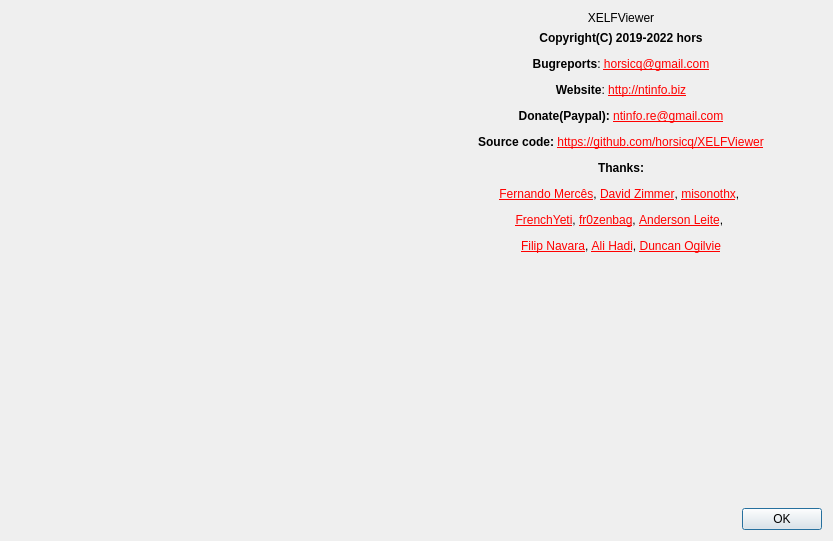
This is gui_source/dialogabout.ui in horsicq/XELFViewer as Qt 5 draws it before an edit. The edited form follows.
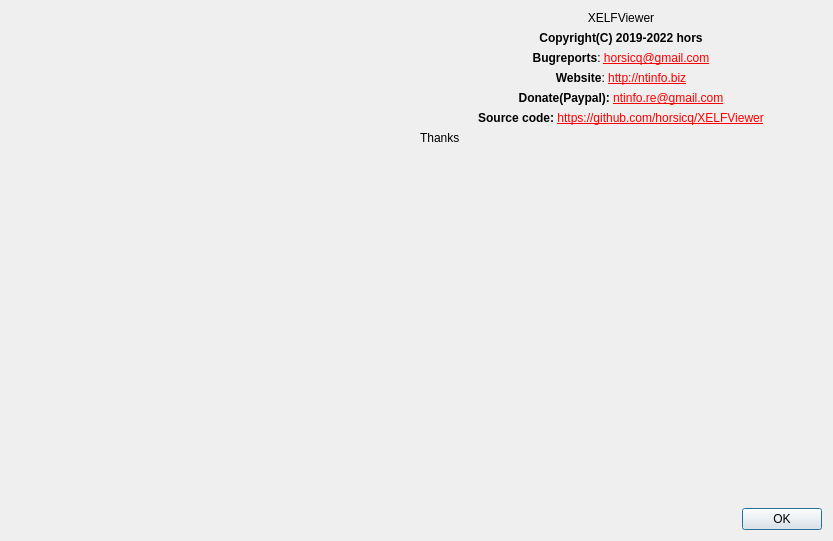
This is the edited form. Icons and pictures are not drawn.

```diff
--- a/gui_source/dialogabout.ui
+++ b/gui_source/dialogabout.ui
@@ -56,7 +56,57 @@
        <item>
         <widget class="QLabel" name="labelInfo">
          <property name="text">
-          <string notr="true">&lt;html&gt;&lt;head/&gt;&lt;body&gt;&lt;p align=&quot;center&quot;&gt;&lt;span style=&quot; font-weight:600;&quot;&gt;Copyright(C) 2019-2022 hors&lt;/span&gt;&lt;/p&gt;&lt;p align=&quot;center&quot;&gt;&lt;span style=&quot; font-weight:600;&quot;&gt;Bugreports&lt;/span&gt;: &lt;a href=&quot;mailto:horsicq@gmail.com&quot;&gt;&lt;span style=&quot; text-decoration: underline; color:#ff0000;&quot;&gt;horsicq@gmail.com&lt;/span&gt;&lt;/a&gt;&lt;/p&gt;&lt;p align=&quot;center&quot;&gt;&lt;span style=&quot; font-weight:600;&quot;&gt;Website&lt;/span&gt;: &lt;a href=&quot;http://ntinfo.biz&quot;&gt;&lt;span style=&quot; text-decoration: underline; color:#ff0000;&quot;&gt;http://ntinfo.biz&lt;/span&gt;&lt;/a&gt;&lt;/p&gt;&lt;p align=&quot;center&quot;&gt;&lt;span style=&quot; font-weight:600;&quot;&gt;Donate(Paypal): &lt;/span&gt;&lt;a href=&quot;mailto:ntinfo.re@gmail.com&quot;&gt;&lt;span style=&quot; text-decoration: underline; color:#ff0000;&quot;&gt;ntinfo.re@gmail.com&lt;/span&gt;&lt;/a&gt;&lt;/p&gt;&lt;p align=&quot;center&quot;&gt;&lt;span style=&quot; font-weight:600;&quot;&gt;Source code: &lt;/span&gt;&lt;a href=&quot;https://github.com/horsicq/XELFViewer&quot;&gt;&lt;span style=&quot; text-decoration: underline; color:#ff0000;&quot;&gt;https://github.com/horsicq/XELFViewer&lt;/span&gt;&lt;/a&gt;&lt;/p&gt;&lt;p align=&quot;center&quot;&gt;&lt;span style=&quot; font-weight:600;&quot;&gt;Thanks:&lt;/span&gt;&lt;/p&gt;&lt;p align=&quot;center&quot;&gt;&lt;a href=&quot;https://www.mentebinaria.com.br/&quot;&gt;&lt;span style=&quot; text-decoration: underline; color:#ff0000;&quot;&gt;Fernando Mercês&lt;/span&gt;&lt;/a&gt;, &lt;a href=&quot;http://sandsprite.com/&quot;&gt;&lt;span style=&quot; text-decoration: underline; color:#ff0000;&quot;&gt;David Zimmer&lt;/span&gt;&lt;/a&gt;, &lt;a href=&quot;https://github.com/miso-xyz&quot;&gt;&lt;span style=&quot; text-decoration: underline; color:#ff0000;&quot;&gt;misonothx&lt;/span&gt;&lt;/a&gt;, &lt;/p&gt;&lt;p align=&quot;center&quot;&gt;&lt;a href=&quot;https://twitter.com/frenchyeti&quot;&gt;&lt;span style=&quot; text-decoration: underline; color:#ff0000;&quot;&gt;FrenchYeti&lt;/span&gt;&lt;/a&gt;, &lt;a href=&quot;https://github.com/fr0zenbag&quot;&gt;&lt;span style=&quot; text-decoration: underline; color:#ff0000;&quot;&gt;fr0zenbag&lt;/span&gt;&lt;/a&gt;, &lt;a href=&quot;https://github.com/AandersonL&quot;&gt;&lt;span style=&quot; text-decoration: underline; color:#ff0000;&quot;&gt;Anderson Leite&lt;/span&gt;&lt;/a&gt;, &lt;/p&gt;&lt;p align=&quot;center&quot;&gt;&lt;a href=&quot;https://github.com/filipnavara&quot;&gt;&lt;span style=&quot; text-decoration: underline; color:#ff0000;&quot;&gt;Filip Navara&lt;/span&gt;&lt;/a&gt;, &lt;a href=&quot;https://www.ashemery.com/&quot;&gt;&lt;span style=&quot; text-decoration: underline; color:#ff0000;&quot;&gt;Ali Hadi&lt;/span&gt;&lt;/a&gt;, &lt;a href=&quot;http://mrexodia.re/&quot;&gt;&lt;span style=&quot; text-decoration: underline; color:#ff0000;&quot;&gt;Duncan Ogilvie&lt;/span&gt;&lt;/a&gt;&lt;/p&gt;&lt;/body&gt;&lt;/html&gt;</string>
+          <string notr="true">&lt;html&gt;&lt;head/&gt;&lt;body&gt;&lt;p&gt;&lt;span style=&quot; font-weight:700;&quot;&gt;Copyright(C) 2019-2022 hors&lt;/span&gt;&lt;/p&gt;&lt;/body&gt;&lt;/html&gt;</string>
+         </property>
+         <property name="alignment">
+          <set>Qt::AlignCenter</set>
+         </property>
+        </widget>
+       </item>
+       <item>
+        <widget class="QLabel" name="labelBugreports">
+         <property name="text">
+          <string notr="true">&lt;html&gt;&lt;head/&gt;&lt;body&gt;&lt;p&gt;&lt;span style=&quot; font-weight:600;&quot;&gt;Bugreports&lt;/span&gt;: &lt;a href=&quot;mailto:horsicq@gmail.com&quot;&gt;&lt;span style=&quot; text-decoration: underline; color:#ff0000;&quot;&gt;horsicq@gmail.com&lt;/span&gt;&lt;/a&gt;&lt;/p&gt;&lt;/body&gt;&lt;/html&gt;</string>
+         </property>
+         <property name="alignment">
+          <set>Qt::AlignCenter</set>
+         </property>
+        </widget>
+       </item>
+       <item>
+        <widget class="QLabel" name="labelWebsite">
+         <property name="text">
+          <string notr="true">&lt;html&gt;&lt;head/&gt;&lt;body&gt;&lt;p&gt;&lt;span style=&quot; font-weight:600;&quot;&gt;Website&lt;/span&gt;: &lt;a href=&quot;http://ntinfo.biz&quot;&gt;&lt;span style=&quot; text-decoration: underline; color:#ff0000;&quot;&gt;http://ntinfo.biz&lt;/span&gt;&lt;/a&gt;&lt;/p&gt;&lt;/body&gt;&lt;/html&gt;</string>
+         </property>
+         <property name="alignment">
+          <set>Qt::AlignCenter</set>
+         </property>
+        </widget>
+       </item>
+       <item>
+        <widget class="QLabel" name="labelDonate">
+         <property name="text">
+          <string notr="true">&lt;html&gt;&lt;head/&gt;&lt;body&gt;&lt;p&gt;&lt;span style=&quot; font-weight:600;&quot;&gt;Donate(Paypal): &lt;/span&gt;&lt;a href=&quot;mailto:ntinfo.re@gmail.com&quot;&gt;&lt;span style=&quot; text-decoration: underline; color:#ff0000;&quot;&gt;ntinfo.re@gmail.com&lt;/span&gt;&lt;/a&gt;&lt;/p&gt;&lt;/body&gt;&lt;/html&gt;</string>
+         </property>
+         <property name="alignment">
+          <set>Qt::AlignCenter</set>
+         </property>
+        </widget>
+       </item>
+       <item>
+        <widget class="QLabel" name="labelSourceCode">
+         <property name="text">
+          <string notr="true">&lt;html&gt;&lt;head/&gt;&lt;body&gt;&lt;p&gt;&lt;span style=&quot; font-weight:600;&quot;&gt;Source code: &lt;/span&gt;&lt;a href=&quot;https://github.com/horsicq/XELFViewer&quot;&gt;&lt;span style=&quot; text-decoration: underline; color:#ff0000;&quot;&gt;https://github.com/horsicq/XELFViewer&lt;/span&gt;&lt;/a&gt;&lt;/p&gt;&lt;/body&gt;&lt;/html&gt;</string>
+         </property>
+         <property name="alignment">
+          <set>Qt::AlignCenter</set>
+         </property>
+        </widget>
+       </item>
+       <item>
+        <widget class="QLabel" name="labelThanks">
+         <property name="text">
+          <string notr="true">Thanks</string>
          </property>
          <property name="textFormat">
           <enum>Qt::AutoText</enum>
```
Left out of the diff: 2 changed lines with no effect on the pictures.
